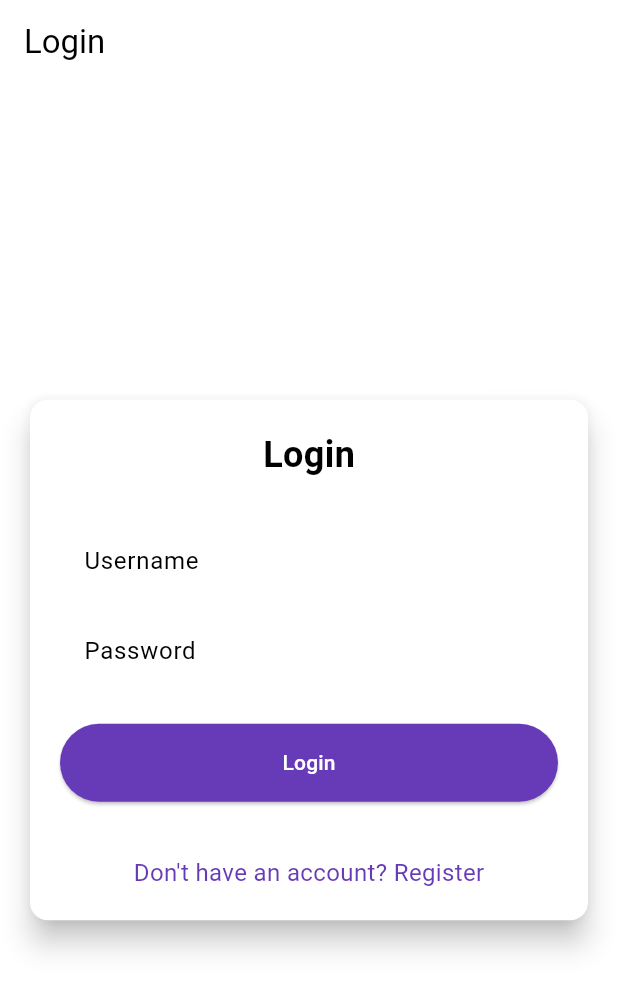
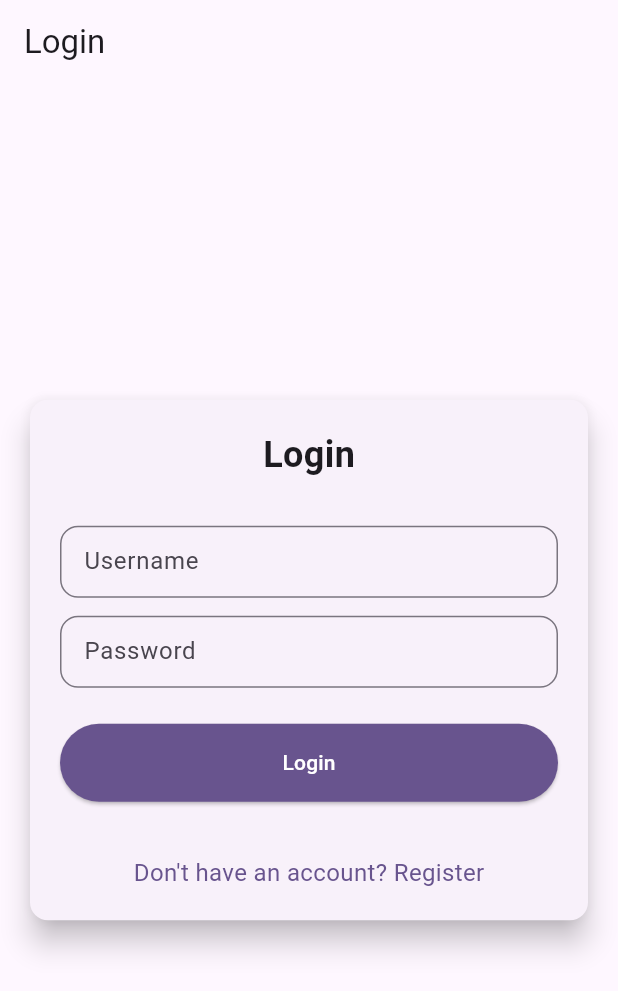
Before and after one commit to PBP-D-07/gas-in-mobile, a Flutter app: the screen it shows after launch, after a tap on "Login", on a phone screen of 412 x 824 dp. Shown: the top 991 px of the screen. Run offline on Flutter 3.47's test engine with Material 3 defaults, Android fonts, the light colour scheme and no system bars; missing offline and left inert: pbp_django_auth.

Commit message:
Benerin login

```diff
--- a/lib/login.dart
+++ b/lib/login.dart
@@ -18,7 +18,7 @@ class LoginApp extends StatelessWidget {
       theme: ThemeData(
         useMaterial3: true,
         colorScheme: ColorScheme.fromSwatch(primarySwatch: Colors.deepPurple)
-          .copyWith(secondary: Colors.deepPurpleAccent[600]),
+          .copyWith(secondary: Colors.deepPurpleAccent[400]),
       ),
       home: const LoginPage(),
     );
@@ -101,7 +101,7 @@ class _LoginPageState extends State<LoginPage> {
                       // TODO: Change the URL and don't forget to add trailing slash (/) at the end of URL!
                       // To connect Android emulator with Django on localhost, use URL http://10.0.2.2/
                       // If you using chrome,  use URL http://localhost:8000
-                      final response = await request.post(
+                      final response = await request.login(
                           "http://localhost:8000/auth/login/",
                           {
                             'username': username,
--- a/lib/main.dart
+++ b/lib/main.dart
@@ -4,12 +4,7 @@ import 'package:provider/provider.dart';
 import 'package:gas_in/login.dart';
 
 void main() {
-  runApp(
-    Provider<CookieRequest>(
-      create: (_) => CookieRequest(),
-      child: const MyApp(),
-    ),
-  );
+  runApp(const MyApp());
 }
 
 class MyApp extends StatelessWidget {
@@ -17,13 +12,20 @@ class MyApp extends StatelessWidget {
 
   @override
   Widget build(BuildContext context) {
-    return MaterialApp(
-      title: 'gas.in',
-      theme: ThemeData(
-        colorScheme: ColorScheme.fromSwatch(primarySwatch: Colors.deepPurple)
-            .copyWith(secondary: Colors.deepPurpleAccent[600]),
+    return Provider(
+      create: (_) {
+        CookieRequest request = CookieRequest();
+        return request;
+      },
+      child: MaterialApp(
+        title: 'gas.in',
+        theme: ThemeData(
+          useMaterial3: true,
+          colorScheme: ColorScheme.fromSeed(seedColor: Colors.deepPurple)
+          .copyWith(secondary: Colors.deepPurpleAccent[400]),
+        ),
+        home: LoginPage(),
       ),
-      home: const LoginPage(),
     );
   }
 }
```
